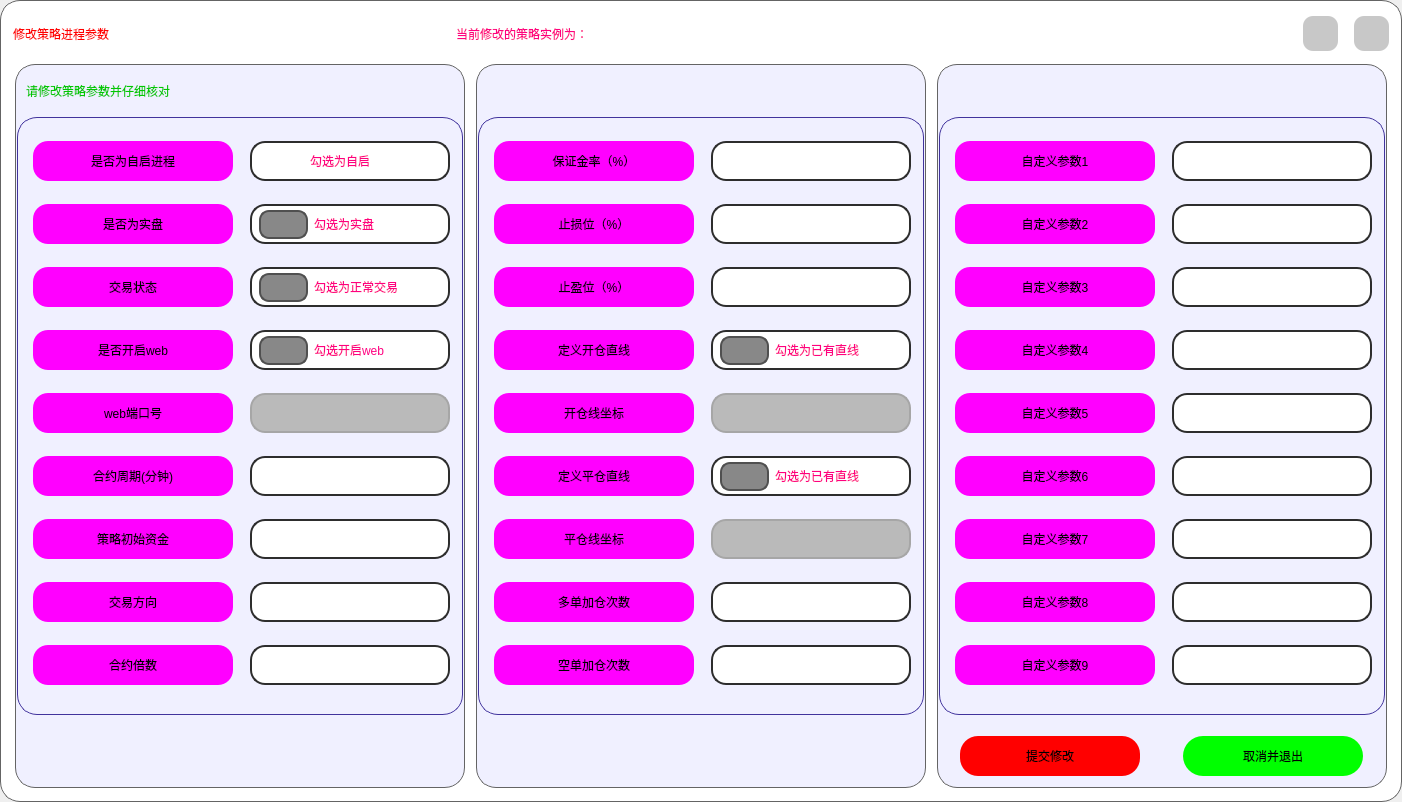
Above: UI/ModifyParameters_light.ui from shiyindebcd/ProcessTrader before the change. Below: the same form after it.
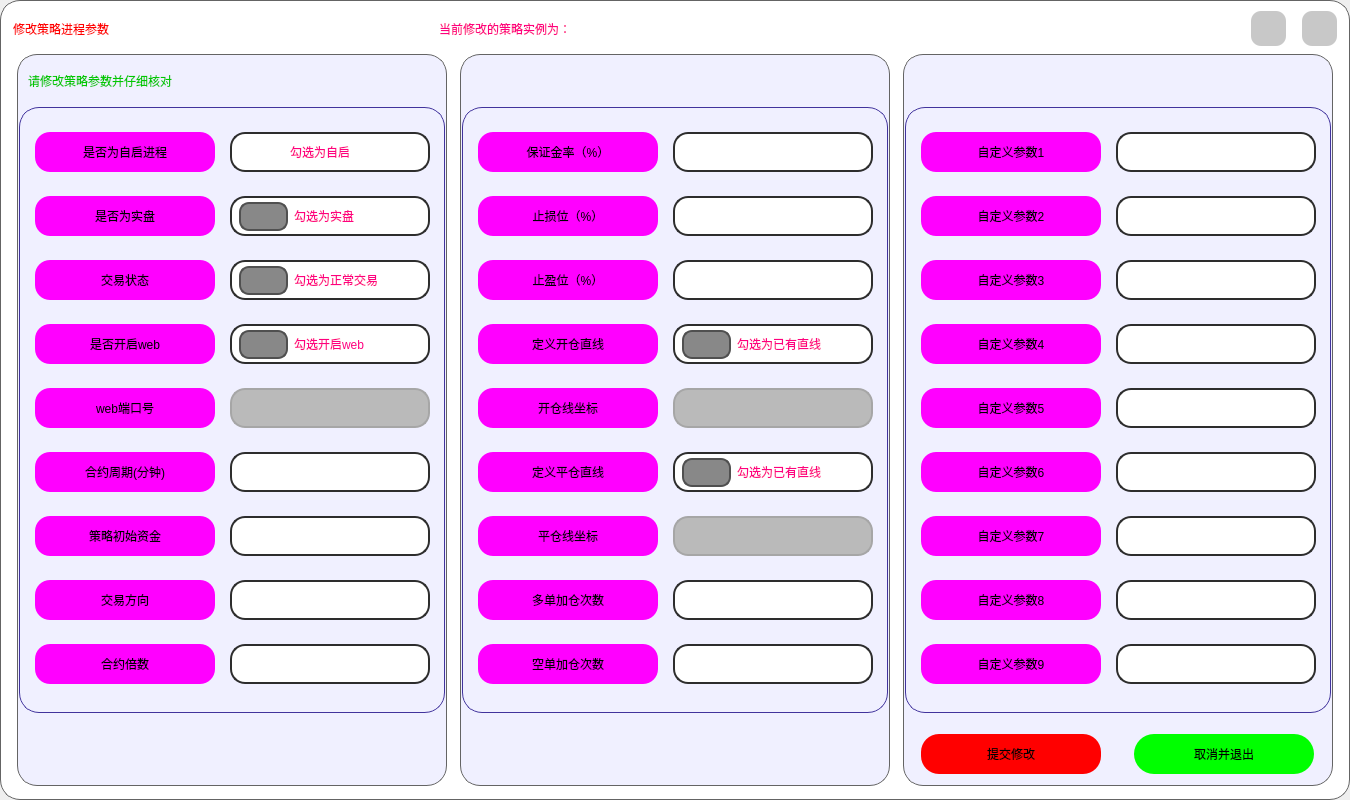
That is the form after the change. Icons and pictures are not drawn.

```diff
--- a/UI/ModifyParameters_light.ui
+++ b/UI/ModifyParameters_light.ui
@@ -6,10 +6,16 @@
    <rect>
     <x>0</x>
     <y>0</y>
-    <width>1402</width>
-    <height>802</height>
+    <width>1350</width>
+    <height>800</height>
    </rect>
   </property>
+  <property name="maximumSize">
+   <size>
+    <width>1350</width>
+    <height>800</height>
+   </size>
+  </property>
   <property name="windowTitle">
    <string>Form</string>
   </property>
@@ -31,6 +37,12 @@
    </property>
    <item>
     <widget class="QFrame" name="frame_3">
+     <property name="maximumSize">
+      <size>
+       <width>1350</width>
+       <height>800</height>
+      </size>
+     </property>
      <property name="styleSheet">
       <string notr="true">QFrame {
 	background-color: rgb(255, 255, 255);
@@ -94,13 +106,13 @@
            <property name="minimumSize">
             <size>
              <width>0</width>
-             <height>50</height>
+             <height>40</height>
             </size>
            </property>
            <property name="maximumSize">
             <size>
              <width>16777215</width>
-             <height>50</height>
+             <height>40</height>
             </size>
            </property>
            <property name="styleSheet">
@@ -318,13 +330,13 @@
           <widget class="QFrame" name="frame_56">
            <property name="minimumSize">
             <size>
-             <width>450</width>
+             <width>400</width>
              <height>0</height>
             </size>
            </property>
            <property name="maximumSize">
             <size>
-             <width>450</width>
+             <width>430</width>
              <height>16777215</height>
             </size>
            </property>
@@ -452,13 +464,13 @@
                  </property>
                  <property name="minimumSize">
                   <size>
-                   <width>205</width>
+                   <width>180</width>
                    <height>0</height>
                   </size>
                  </property>
                  <property name="maximumSize">
                   <size>
-                   <width>205</width>
+                   <width>180</width>
                    <height>1000</height>
                   </size>
                  </property>
@@ -491,13 +503,13 @@
                    <widget class="QLabel" name="label_whether_self_start">
                     <property name="minimumSize">
                      <size>
-                      <width>200</width>
+                      <width>180</width>
                       <height>40</height>
                      </size>
                     </property>
                     <property name="maximumSize">
                      <size>
-                      <width>200</width>
+                      <width>180</width>
                       <height>40</height>
                      </size>
                     </property>
@@ -535,13 +547,13 @@
                     </property>
                     <property name="minimumSize">
                      <size>
-                      <width>200</width>
+                      <width>180</width>
                       <height>40</height>
                      </size>
                     </property>
                     <property name="maximumSize">
                      <size>
-                      <width>200</width>
+                      <width>180</width>
                       <height>40</height>
                      </size>
                     </property>
@@ -576,13 +588,13 @@
                    <widget class="QLabel" name="label_trading_status">
                     <property name="minimumSize">
                      <size>
-                      <width>200</width>
+                      <width>180</width>
                       <height>40</height>
                      </size>
                     </property>
                     <property name="maximumSize">
                      <size>
-                      <width>200</width>
+                      <width>180</width>
                       <height>40</height>
                      </size>
                     </property>
@@ -614,13 +626,13 @@
                    <widget class="QLabel" name="label_whether_open_web_services">
                     <property name="minimumSize">
                      <size>
-                      <width>200</width>
+                      <width>180</width>
                       <height>40</height>
                      </size>
                     </property>
                     <property name="maximumSize">
                      <size>
-                      <width>200</width>
+                      <width>180</width>
                       <height>40</height>
                      </size>
                     </property>
@@ -655,13 +667,13 @@
                    <widget class="QLabel" name="label_web_port">
                     <property name="minimumSize">
                      <size>
-                      <width>200</width>
+                      <width>180</width>
                       <height>40</height>
                      </size>
                     </property>
                     <property name="maximumSize">
                      <size>
-                      <width>200</width>
+                      <width>180</width>
                       <height>40</height>
                      </size>
                     </property>
@@ -696,13 +708,13 @@
                    <widget class="QLabel" name="label_symbol_period">
                     <property name="minimumSize">
                      <size>
-                      <width>200</width>
+                      <width>180</width>
                       <height>40</height>
                      </size>
                     </property>
                     <property name="maximumSize">
                      <size>
-                      <width>200</width>
+                      <width>180</width>
                       <height>40</height>
                      </size>
                     </property>
@@ -737,13 +749,13 @@
                    <widget class="QLabel" name="label_initial_capital">
                     <property name="minimumSize">
                      <size>
-                      <width>200</width>
+                      <width>180</width>
                       <height>40</height>
                      </size>
                     </property>
                     <property name="maximumSize">
                      <size>
-                      <width>200</width>
+                      <width>180</width>
                       <height>40</height>
                      </size>
                     </property>
@@ -778,13 +790,13 @@
                    <widget class="QLabel" name="label_orientation">
                     <property name="minimumSize">
                      <size>
-                      <width>200</width>
+                      <width>180</width>
                       <height>40</height>
                      </size>
                     </property>
                     <property name="maximumSize">
                      <size>
-                      <width>200</width>
+                      <width>180</width>
                       <height>40</height>
                      </size>
                     </property>
@@ -819,13 +831,13 @@
                    <widget class="QLabel" name="label_contract_multiples">
                     <property name="minimumSize">
                      <size>
-                      <width>200</width>
+                      <width>180</width>
                       <height>40</height>
                      </size>
                     </property>
                     <property name="maximumSize">
                      <size>
-                      <width>200</width>
+                      <width>180</width>
                       <height>40</height>
                      </size>
                     </property>
@@ -1361,13 +1373,13 @@
            </property>
            <property name="minimumSize">
             <size>
-             <width>450</width>
+             <width>400</width>
              <height>0</height>
             </size>
            </property>
            <property name="maximumSize">
             <size>
-             <width>450</width>
+             <width>430</width>
              <height>16777215</height>
             </size>
            </property>
@@ -1463,13 +1475,13 @@
                  </property>
                  <property name="minimumSize">
                   <size>
-                   <width>205</width>
+                   <width>180</width>
                    <height>0</height>
                   </size>
                  </property>
                  <property name="maximumSize">
                   <size>
-                   <width>205</width>
+                   <width>180</width>
                    <height>1000</height>
                   </size>
                  </property>
@@ -1502,13 +1514,13 @@
                    <widget class="QLabel" name="label_margin_rate">
                     <property name="minimumSize">
                      <size>
-                      <width>200</width>
+                      <width>180</width>
                       <height>40</height>
                      </size>
                     </property>
                     <property name="maximumSize">
                      <size>
-                      <width>200</width>
+                      <width>180</width>
                       <height>40</height>
                      </size>
                     </property>
@@ -1543,13 +1555,13 @@
                    <widget class="QLabel" name="label_stop_loss">
                     <property name="minimumSize">
                      <size>
-                      <width>200</width>
+                      <width>180</width>
                       <height>40</height>
                      </size>
                     </property>
                     <property name="maximumSize">
                      <size>
-                      <width>200</width>
+                      <width>180</width>
                       <height>40</height>
                      </size>
                     </property>
@@ -1584,13 +1596,13 @@
                    <widget class="QLabel" name="label_stop_profit">
                     <property name="minimumSize">
                      <size>
-                      <width>200</width>
+                      <width>180</width>
                       <height>40</height>
                      </size>
                     </property>
                     <property name="maximumSize">
                      <size>
-                      <width>200</width>
+                      <width>180</width>
                       <height>40</height>
                      </size>
                     </property>
@@ -1625,13 +1637,13 @@
                    <widget class="QLabel" name="lable_whether_open_line">
                     <property name="minimumSize">
                      <size>
-                      <width>200</width>
+                      <width>180</width>
                       <height>40</height>
                      </size>
                     </property>
                     <property name="maximumSize">
                      <size>
-                      <width>200</width>
+                      <width>180</width>
                       <height>40</height>
                      </size>
                     </property>
@@ -1663,13 +1675,13 @@
                    <widget class="QLabel" name="label_open_line_Coordinates">
                     <property name="minimumSize">
                      <size>
-                      <width>200</width>
+                      <width>180</width>
                       <height>40</height>
                      </size>
                     </property>
                     <property name="maximumSize">
                      <size>
-                      <width>200</width>
+                      <width>180</width>
                       <height>40</height>
                      </size>
                     </property>
@@ -1704,13 +1716,13 @@
                    <widget class="QLabel" name="label_whether_close_line">
                     <property name="minimumSize">
                      <size>
-                      <width>200</width>
+                      <width>180</width>
                       <height>40</height>
                      </size>
                     </property>
                     <property name="maximumSize">
                      <size>
-                      <width>200</width>
+                      <width>180</width>
                       <height>40</height>
                      </size>
                     </property>
@@ -1742,13 +1754,13 @@
                    <widget class="QLabel" name="label_close_line_Coordinates">
                     <property name="minimumSize">
                      <size>
-                      <width>200</width>
+                      <width>180</width>
                       <height>40</height>
                      </size>
                     </property>
                     <property name="maximumSize">
                      <size>
-                      <width>200</width>
+                      <width>180</width>
                       <height>40</height>
                      </size>
                     </property>
@@ -1783,13 +1795,13 @@
                    <widget class="QLabel" name="label_long_add_times">
                     <property name="minimumSize">
                      <size>
-                      <width>200</width>
+                      <width>180</width>
                       <height>40</height>
                      </size>
                     </property>
                     <property name="maximumSize">
                      <size>
-                      <width>200</width>
+                      <width>180</width>
                       <height>40</height>
                      </size>
                     </property>
@@ -1821,13 +1833,13 @@
                    <widget class="QLabel" name="label_short_add_times">
                     <property name="minimumSize">
                      <size>
-                      <width>200</width>
+                      <width>180</width>
                       <height>40</height>
                      </size>
                     </property>
                     <property name="maximumSize">
                      <size>
-                      <width>200</width>
+                      <width>180</width>
                       <height>40</height>
                      </size>
                     </property>
@@ -2346,13 +2358,13 @@
            </property>
            <property name="minimumSize">
             <size>
-             <width>450</width>
+             <width>400</width>
              <height>0</height>
             </size>
            </property>
            <property name="maximumSize">
             <size>
-             <width>450</width>
+             <width>430</width>
              <height>16777215</height>
             </size>
            </property>
@@ -2450,13 +2462,13 @@
                  </property>
                  <property name="minimumSize">
                   <size>
-                   <width>205</width>
+                   <width>180</width>
                    <height>0</height>
                   </size>
                  </property>
                  <property name="maximumSize">
                   <size>
-                   <width>205</width>
+                   <width>180</width>
                    <height>1000</height>
                   </size>
                  </property>
@@ -2489,13 +2501,13 @@
                    <widget class="QLabel" name="label_Customized_parameters1">
                     <property name="minimumSize">
                      <size>
-                      <width>200</width>
+                      <width>180</width>
                       <height>40</height>
                      </size>
                     </property>
                     <property name="maximumSize">
                      <size>
-                      <width>200</width>
+                      <width>180</width>
                       <height>40</height>
                      </size>
                     </property>
@@ -2530,13 +2542,13 @@
                    <widget class="QLabel" name="label_Customized_parameters2">
                     <property name="minimumSize">
                      <size>
-                      <width>200</width>
+                      <width>180</width>
                       <height>40</height>
                      </size>
                     </property>
                     <property name="maximumSize">
                      <size>
-                      <width>200</width>
+                      <width>180</width>
                       <height>40</height>
                      </size>
                     </property>
@@ -2571,13 +2583,13 @@
                    <widget class="QLabel" name="label_Customized_parameters3">
                     <property name="minimumSize">
                      <size>
-                      <width>200</width>
+                      <width>180</width>
                       <height>40</height>
                      </size>
                     </property>
                     <property name="maximumSize">
                      <size>
-                      <width>200</width>
+                      <width>180</width>
                       <height>40</height>
                      </size>
                     </property>
@@ -2612,13 +2624,13 @@
                    <widget class="QLabel" name="label_Customized_parameters4">
                     <property name="minimumSize">
                      <size>
-                      <width>200</width>
+                      <width>180</width>
                       <height>40</height>
                      </size>
                     </property>
                     <property name="maximumSize">
                      <size>
-                      <width>200</width>
+                      <width>180</width>
                       <height>40</height>
                      </size>
                     </property>
@@ -2653,13 +2665,13 @@
                    <widget class="QLabel" name="label_Customized_parameters5">
                     <property name="minimumSize">
                      <size>
-                      <width>200</width>
+                      <width>180</width>
                       <height>40</height>
                      </size>
                     </property>
                     <property name="maximumSize">
                      <size>
-                      <width>200</width>
+                      <width>180</width>
                       <height>40</height>
                      </size>
                     </property>
@@ -2694,13 +2706,13 @@
                    <widget class="QLabel" name="label_Customized_parameters6">
                     <property name="minimumSize">
                      <size>
-                      <width>200</width>
+                      <width>180</width>
                       <height>40</height>
                      </size>
                     </property>
                     <property name="maximumSize">
                      <size>
-                      <width>200</width>
+                      <width>180</width>
                       <height>40</height>
                      </size>
                     </property>
@@ -2735,13 +2747,13 @@
                    <widget class="QLabel" name="label_Customized_parameters7">
                     <property name="minimumSize">
                      <size>
-                      <width>200</width>
+                      <width>180</width>
                       <height>40</height>
                      </size>
                     </property>
                     <property name="maximumSize">
                      <size>
-                      <width>200</width>
+                      <width>180</width>
                       <height>40</height>
                      </size>
                     </property>
@@ -2776,13 +2788,13 @@
                    <widget class="QLabel" name="label_Customized_parameters">
                     <property name="minimumSize">
                      <size>
-                      <width>200</width>
+                      <width>180</width>
                       <height>40</height>
                      </size>
                     </property>
                     <property name="maximumSize">
                      <size>
-                      <width>200</width>
+                      <width>180</width>
                       <height>40</height>
                      </size>
                     </property>
@@ -2817,13 +2829,13 @@
                    <widget class="QLabel" name="label_Customized_parameters9">
                     <property name="minimumSize">
                      <size>
-                      <width>200</width>
+                      <width>180</width>
                       <height>40</height>
                      </size>
                     </property>
                     <property name="maximumSize">
                      <size>
-                      <width>200</width>
+                      <width>180</width>
                       <height>40</height>
                      </size>
                     </property>
```
